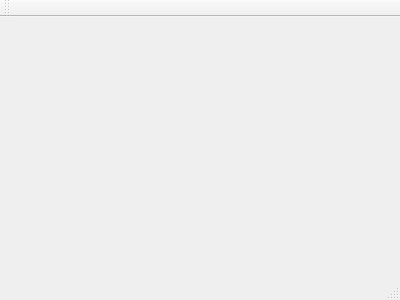
Qt form mainwindow.ui (kristofer85/LokaverkefniUi) before a commit.
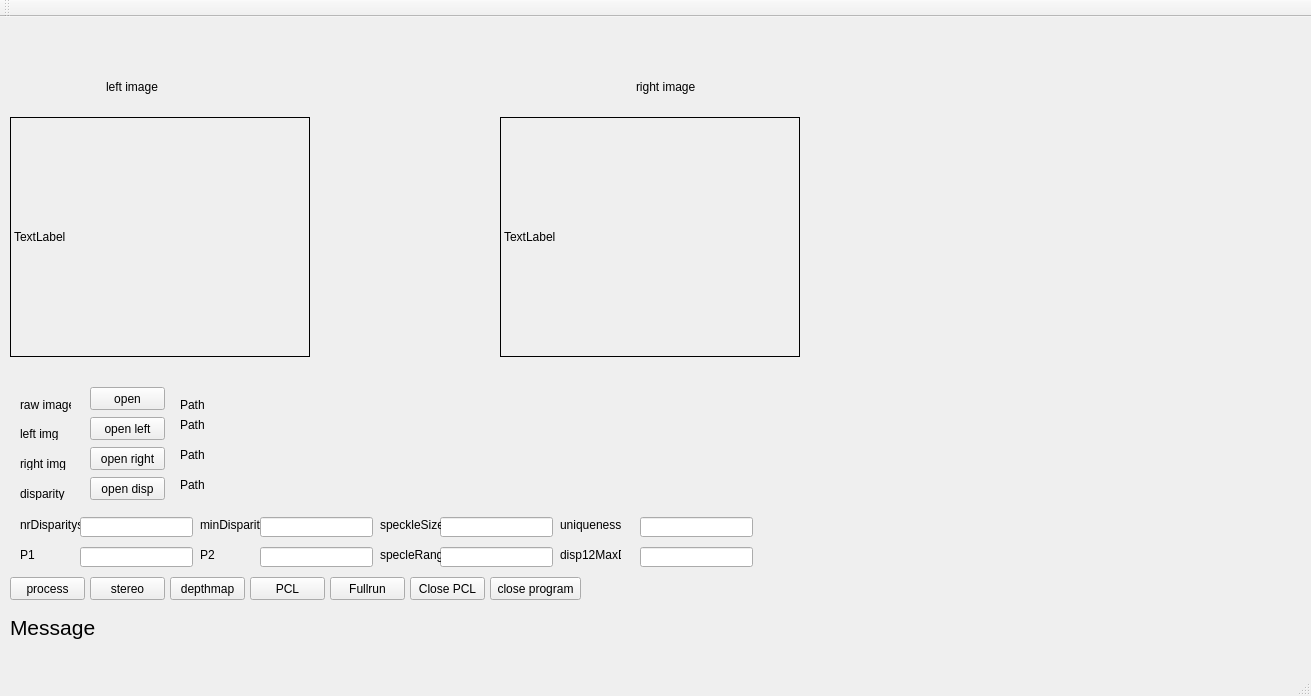
The same form after that commit.

Diff of the .ui file:
```diff
--- a/mainwindow.ui
+++ b/mainwindow.ui
@@ -1,24 +1,565 @@
 <ui version="4.0">
  <class>MainWindow</class>
- <widget class="QMainWindow" name="MainWindow" >
-  <property name="geometry" >
+ <widget class="QMainWindow" name="MainWindow">
+  <property name="geometry">
    <rect>
     <x>0</x>
     <y>0</y>
-    <width>400</width>
-    <height>300</height>
+    <width>1311</width>
+    <height>696</height>
    </rect>
   </property>
   <property name="windowTitle" >
    <string>MainWindow</string>
   </property>
-  <widget class="QMenuBar" name="menuBar" />
-  <widget class="QToolBar" name="mainToolBar" />
-  <widget class="QWidget" name="centralWidget" />
-  <widget class="QStatusBar" name="statusBar" />
+  <widget class="QWidget" name="centralWidget">
+   <widget class="QPushButton" name="btnLeft">
+    <property name="geometry">
+     <rect>
+      <x>90</x>
+      <y>370</y>
+      <width>75</width>
+      <height>23</height>
+     </rect>
+    </property>
+    <property name="text">
+     <string>open</string>
+    </property>
+   </widget>
+   <widget class="QLabel" name="picL">
+    <property name="geometry">
+     <rect>
+      <x>10</x>
+      <y>100</y>
+      <width>300</width>
+      <height>240</height>
+     </rect>
+    </property>
+    <property name="sizePolicy">
+     <sizepolicy hsizetype="Ignored" vsizetype="Ignored">
+      <horstretch>0</horstretch>
+      <verstretch>0</verstretch>
+     </sizepolicy>
+    </property>
+    <property name="frameShape">
+     <enum>QFrame::Box</enum>
+    </property>
+    <property name="text">
+     <string>TextLabel</string>
+    </property>
+    <property name="scaledContents">
+     <bool>true</bool>
+    </property>
+   </widget>
+   <widget class="QLabel" name="Impath">
+    <property name="geometry">
+     <rect>
+      <x>180</x>
+      <y>380</y>
+      <width>641</width>
+      <height>16</height>
+     </rect>
+    </property>
+    <property name="text">
+     <string>Path</string>
+    </property>
+   </widget>
+   <widget class="QLabel" name="statusL">
+    <property name="geometry">
+     <rect>
+      <x>106</x>
+      <y>60</y>
+      <width>171</width>
+      <height>20</height>
+     </rect>
+    </property>
+    <property name="text">
+     <string>left image</string>
+    </property>
+   </widget>
+   <widget class="QLabel" name="picR">
+    <property name="geometry">
+     <rect>
+      <x>500</x>
+      <y>100</y>
+      <width>300</width>
+      <height>240</height>
+     </rect>
+    </property>
+    <property name="sizePolicy">
+     <sizepolicy hsizetype="Ignored" vsizetype="Ignored">
+      <horstretch>0</horstretch>
+      <verstretch>0</verstretch>
+     </sizepolicy>
+    </property>
+    <property name="frameShape">
+     <enum>QFrame::Box</enum>
+    </property>
+    <property name="text">
+     <string>TextLabel</string>
+    </property>
+    <property name="scaledContents">
+     <bool>true</bool>
+    </property>
+   </widget>
+   <widget class="QLabel" name="statusR">
+    <property name="geometry">
+     <rect>
+      <x>636</x>
+      <y>60</y>
+      <width>191</width>
+      <height>20</height>
+     </rect>
+    </property>
+    <property name="text">
+     <string>right image</string>
+    </property>
+   </widget>
+   <widget class="QPushButton" name="btnProcess">
+    <property name="geometry">
+     <rect>
+      <x>10</x>
+      <y>560</y>
+      <width>75</width>
+      <height>23</height>
+     </rect>
+    </property>
+    <property name="text">
+     <string>process</string>
+    </property>
+   </widget>
+   <widget class="QPushButton" name="btnDepthmap">
+    <property name="geometry">
+     <rect>
+      <x>170</x>
+      <y>560</y>
+      <width>75</width>
+      <height>23</height>
+     </rect>
+    </property>
+    <property name="text">
+     <string>depthmap</string>
+    </property>
+   </widget>
+   <widget class="QPushButton" name="btnPCL">
+    <property name="geometry">
+     <rect>
+      <x>250</x>
+      <y>560</y>
+      <width>75</width>
+      <height>23</height>
+     </rect>
+    </property>
+    <property name="text">
+     <string>PCL</string>
+    </property>
+   </widget>
+   <widget class="QPushButton" name="btnFull">
+    <property name="geometry">
+     <rect>
+      <x>330</x>
+      <y>560</y>
+      <width>75</width>
+      <height>23</height>
+     </rect>
+    </property>
+    <property name="text">
+     <string>Fullrun</string>
+    </property>
+   </widget>
+   <widget class="QLabel" name="output">
+    <property name="geometry">
+     <rect>
+      <x>10</x>
+      <y>590</y>
+      <width>831</width>
+      <height>41</height>
+     </rect>
+    </property>
+    <property name="font">
+     <font>
+      <pointsize>16</pointsize>
+     </font>
+    </property>
+    <property name="text">
+     <string>Message</string>
+    </property>
+   </widget>
+   <widget class="QPushButton" name="pushButton">
+    <property name="geometry">
+     <rect>
+      <x>90</x>
+      <y>560</y>
+      <width>75</width>
+      <height>23</height>
+     </rect>
+    </property>
+    <property name="text">
+     <string>stereo</string>
+    </property>
+   </widget>
+   <widget class="QPushButton" name="btnClose">
+    <property name="geometry">
+     <rect>
+      <x>410</x>
+      <y>560</y>
+      <width>75</width>
+      <height>23</height>
+     </rect>
+    </property>
+    <property name="text">
+     <string>Close PCL</string>
+    </property>
+   </widget>
+   <widget class="QPushButton" name="pushButton_2">
+    <property name="geometry">
+     <rect>
+      <x>490</x>
+      <y>560</y>
+      <width>91</width>
+      <height>23</height>
+     </rect>
+    </property>
+    <property name="text">
+     <string>close program</string>
+    </property>
+   </widget>
+   <widget class="QPushButton" name="btnOpenLeft">
+    <property name="geometry">
+     <rect>
+      <x>90</x>
+      <y>400</y>
+      <width>75</width>
+      <height>23</height>
+     </rect>
+    </property>
+    <property name="text">
+     <string>open left</string>
+    </property>
+   </widget>
+   <widget class="QLabel" name="ImpathL">
+    <property name="geometry">
+     <rect>
+      <x>180</x>
+      <y>400</y>
+      <width>641</width>
+      <height>16</height>
+     </rect>
+    </property>
+    <property name="text">
+     <string>Path</string>
+    </property>
+   </widget>
+   <widget class="QPushButton" name="btnOpenRight">
+    <property name="geometry">
+     <rect>
+      <x>90</x>
+      <y>430</y>
+      <width>75</width>
+      <height>23</height>
+     </rect>
+    </property>
+    <property name="text">
+     <string>open right</string>
+    </property>
+   </widget>
+   <widget class="QLabel" name="label">
+    <property name="geometry">
+     <rect>
+      <x>20</x>
+      <y>380</y>
+      <width>51</width>
+      <height>16</height>
+     </rect>
+    </property>
+    <property name="text">
+     <string>raw image</string>
+    </property>
+   </widget>
+   <widget class="QLabel" name="label_2">
+    <property name="geometry">
+     <rect>
+      <x>20</x>
+      <y>410</y>
+      <width>47</width>
+      <height>13</height>
+     </rect>
+    </property>
+    <property name="text">
+     <string>left img</string>
+    </property>
+   </widget>
+   <widget class="QLabel" name="label_3">
+    <property name="geometry">
+     <rect>
+      <x>20</x>
+      <y>440</y>
+      <width>47</width>
+      <height>13</height>
+     </rect>
+    </property>
+    <property name="text">
+     <string>right img</string>
+    </property>
+   </widget>
+   <widget class="QLabel" name="ImpathR">
+    <property name="geometry">
+     <rect>
+      <x>180</x>
+      <y>430</y>
+      <width>641</width>
+      <height>16</height>
+     </rect>
+    </property>
+    <property name="text">
+     <string>Path</string>
+    </property>
+   </widget>
+   <widget class="QLabel" name="label_4">
+    <property name="geometry">
+     <rect>
+      <x>20</x>
+      <y>470</y>
+      <width>47</width>
+      <height>13</height>
+     </rect>
+    </property>
+    <property name="text">
+     <string>disparity</string>
+    </property>
+   </widget>
+   <widget class="QPushButton" name="btnOpenDisp">
+    <property name="geometry">
+     <rect>
+      <x>90</x>
+      <y>460</y>
+      <width>75</width>
+      <height>23</height>
+     </rect>
+    </property>
+    <property name="text">
+     <string>open disp</string>
+    </property>
+   </widget>
+   <widget class="QLabel" name="ImpathDisp">
+    <property name="geometry">
+     <rect>
+      <x>180</x>
+      <y>460</y>
+      <width>641</width>
+      <height>16</height>
+     </rect>
+    </property>
+    <property name="text">
+     <string>Path</string>
+    </property>
+   </widget>
+   <widget class="QLabel" name="label_5">
+    <property name="geometry">
+     <rect>
+      <x>20</x>
+      <y>500</y>
+      <width>61</width>
+      <height>16</height>
+     </rect>
+    </property>
+    <property name="text">
+     <string>nrDisparitys</string>
+    </property>
+   </widget>
+   <widget class="QLineEdit" name="dispNrText">
+    <property name="geometry">
+     <rect>
+      <x>80</x>
+      <y>500</y>
+      <width>113</width>
+      <height>20</height>
+     </rect>
+    </property>
+   </widget>
+   <widget class="QLabel" name="label_6">
+    <property name="geometry">
+     <rect>
+      <x>200</x>
+      <y>500</y>
+      <width>61</width>
+      <height>16</height>
+     </rect>
+    </property>
+    <property name="text">
+     <string>minDisparity</string>
+    </property>
+   </widget>
+   <widget class="QLineEdit" name="minDispText">
+    <property name="geometry">
+     <rect>
+      <x>260</x>
+      <y>500</y>
+      <width>113</width>
+      <height>20</height>
+     </rect>
+    </property>
+   </widget>
+   <widget class="QLabel" name="label_7">
+    <property name="geometry">
+     <rect>
+      <x>20</x>
+      <y>530</y>
+      <width>61</width>
+      <height>16</height>
+     </rect>
+    </property>
+    <property name="text">
+     <string>P1</string>
+    </property>
+   </widget>
+   <widget class="QLineEdit" name="P2Text">
+    <property name="geometry">
+     <rect>
+      <x>260</x>
+      <y>530</y>
+      <width>113</width>
+      <height>20</height>
+     </rect>
+    </property>
+   </widget>
+   <widget class="QLabel" name="label_8">
+    <property name="geometry">
+     <rect>
+      <x>200</x>
+      <y>530</y>
+      <width>61</width>
+      <height>16</height>
+     </rect>
+    </property>
+    <property name="text">
+     <string>P2</string>
+    </property>
+   </widget>
+   <widget class="QLineEdit" name="P1Text">
+    <property name="geometry">
+     <rect>
+      <x>80</x>
+      <y>530</y>
+      <width>113</width>
+      <height>20</height>
+     </rect>
+    </property>
+   </widget>
+   <widget class="QLineEdit" name="speckleSizeText">
+    <property name="geometry">
+     <rect>
+      <x>440</x>
+      <y>500</y>
+      <width>113</width>
+      <height>20</height>
+     </rect>
+    </property>
+   </widget>
+   <widget class="QLabel" name="label_9">
+    <property name="geometry">
+     <rect>
+      <x>380</x>
+      <y>500</y>
+      <width>61</width>
+      <height>16</height>
+     </rect>
+    </property>
+    <property name="text">
+     <string>speckleSize</string>
+    </property>
+   </widget>
+   <widget class="QLineEdit" name="speckleRangeText">
+    <property name="geometry">
+     <rect>
+      <x>440</x>
+      <y>530</y>
+      <width>113</width>
+      <height>20</height>
+     </rect>
+    </property>
+   </widget>
+   <widget class="QLabel" name="label_10">
+    <property name="geometry">
+     <rect>
+      <x>380</x>
+      <y>530</y>
+      <width>61</width>
+      <height>16</height>
+     </rect>
+    </property>
+    <property name="text">
+     <string>specleRange</string>
+    </property>
+   </widget>
+   <widget class="QLabel" name="label_11">
+    <property name="geometry">
+     <rect>
+      <x>560</x>
+      <y>500</y>
+      <width>61</width>
+      <height>16</height>
+     </rect>
+    </property>
+    <property name="text">
+     <string>uniqueness</string>
+    </property>
+   </widget>
+   <widget class="QLabel" name="label_12">
+    <property name="geometry">
+     <rect>
+      <x>560</x>
+      <y>530</y>
+      <width>61</width>
+      <height>16</height>
+     </rect>
+    </property>
+    <property name="text">
+     <string>disp12MaxDiff</string>
+    </property>
+   </widget>
+   <widget class="QLineEdit" name="disp12Text">
+    <property name="geometry">
+     <rect>
+      <x>640</x>
+      <y>530</y>
+      <width>113</width>
+      <height>20</height>
+     </rect>
+    </property>
+   </widget>
+   <widget class="QLineEdit" name="uniqueText">
+    <property name="geometry">
+     <rect>
+      <x>640</x>
+      <y>500</y>
+      <width>113</width>
+      <height>20</height>
+     </rect>
+    </property>
+   </widget>
+  </widget>
+  <widget class="QMenuBar" name="menuBar">
+   <property name="geometry">
+    <rect>
+     <x>0</x>
+     <y>0</y>
+     <width>1311</width>
+     <height>21</height>
+    </rect>
+   </property>
+  </widget>
+  <widget class="QToolBar" name="mainToolBar">
+   <attribute name="toolBarArea">
+    <enum>TopToolBarArea</enum>
+   </attribute>
+   <attribute name="toolBarBreak">
+    <bool>false</bool>
+   </attribute>
+  </widget>
+  <widget class="QStatusBar" name="statusBar"/>
  </widget>
- <layoutDefault spacing="6" margin="11" />
- <pixmapfunction></pixmapfunction>
+ <layoutdefault spacing="6" margin="11"/>
  <resources/>
  <connections/>
 </ui>
```
Left out of the diff: 3 changed lines with no effect on the pictures.
